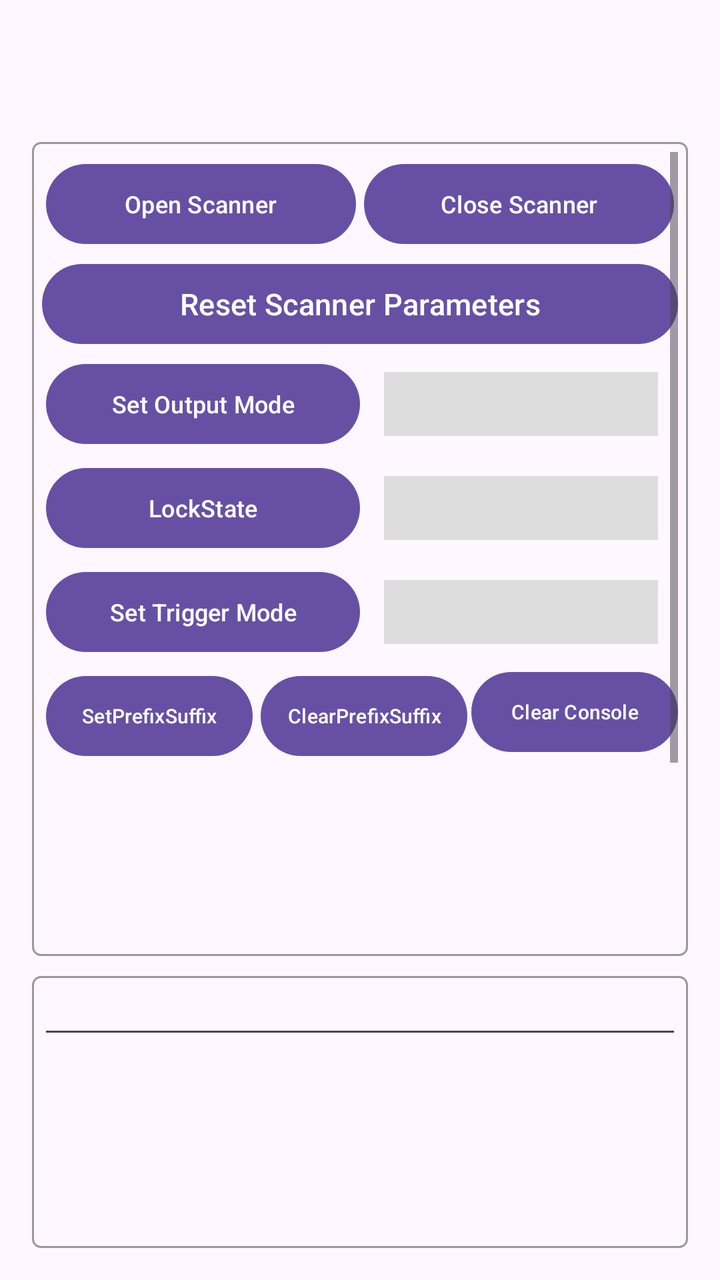
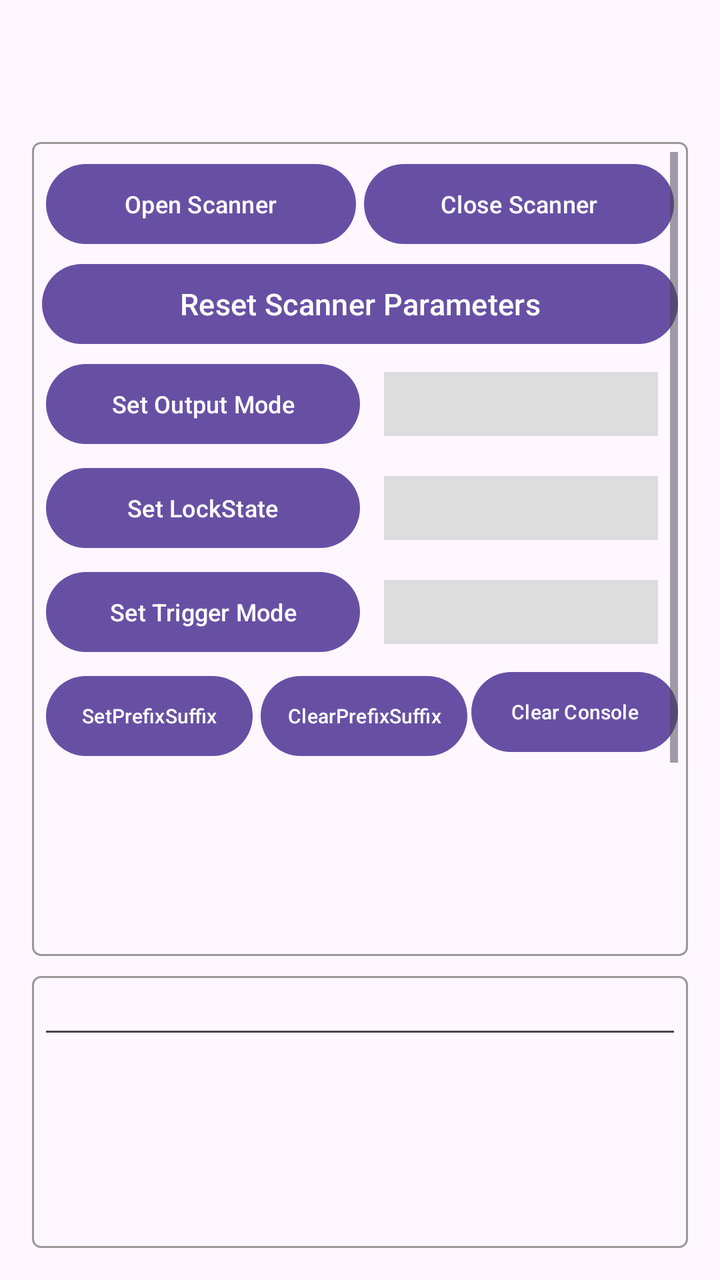

Before-and-after screenshots of an Android layout around one commit, followed by the original layout XML and the change that was made.
<!-- AndroidManifest.xml: application theme Theme.PDAScannerSDKDemo -->
<!-- res/layout/activity_main.xml -->
<?xml version="1.0" encoding="utf-8"?>
<LinearLayout xmlns:android="http://schemas.android.com/apk/res/android"
    xmlns:app="http://schemas.android.com/apk/res-auto"
    xmlns:tools="http://schemas.android.com/tools"
    android:id="@+id/main"
    android:layout_width="match_parent"
    android:layout_height="match_parent"
    android:orientation="vertical"
    android:padding="16dp">

    <FrameLayout
        android:layout_width="match_parent"
        android:layout_height="50dp">

        <TextView
            android:id="@+id/tvScannerOn"
            android:layout_width="match_parent"
            android:layout_height="match_parent"
            android:gravity="center"
            android:text="Scanner is On"
            android:textSize="25sp"
            android:textStyle="bold"
            android:background="#00FF00"
            android:visibility="invisible"/>

        <TextView
            android:id="@+id/tvScannerOff"
            android:layout_width="match_parent"
            android:layout_height="match_parent"
            android:gravity="center"
            android:text="Scanner is Off"
            android:textSize="25sp"
            android:textStyle="bold"
            android:background="#FF0000"
            android:visibility="invisible"/>

    </FrameLayout>

    <ScrollView
        android:layout_width="match_parent"
        android:layout_height="0dp"
        android:layout_weight="3"
        android:background="@drawable/border"
        android:layout_marginTop="5dp"
        android:padding="5dp">

        <LinearLayout
            android:layout_width="match_parent"
            android:layout_height="wrap_content"
            android:orientation="vertical">



            <LinearLayout
                android:layout_width="match_parent"
                android:layout_height="wrap_content"
                android:orientation="horizontal">

                <Button
                    android:id="@+id/btnOpenScanner"
                    android:layout_width="0dp"
                    android:layout_height="wrap_content"
                    android:layout_weight="1"
                    android:text="Open Scanner"
                    android:layout_margin="2dp"
                    android:textSize="12sp"
                    android:padding="0dp"/>


                <Button
                    android:id="@+id/btnCloseScanner"
                    android:layout_width="0dp"
                    android:layout_height="wrap_content"
                    android:layout_weight="1"
                    android:text="Close Scanner"
                    android:layout_margin="2dp"
                    android:textSize="12sp"
                    android:padding="0dp"/>

            </LinearLayout>

            <Button
                android:id="@+id/btnResetScannerParameters"
                android:layout_width="match_parent"
                android:layout_height="wrap_content"
                android:text="Reset Scanner Parameters"
                android:textSize="15sp"
                android:padding="0dp"/>


            <LinearLayout
                android:layout_width="match_parent"
                android:layout_height="wrap_content"
                android:orientation="horizontal">

                <Button
                    android:id="@+id/btnSetOutputMode"
                    android:layout_width="0dp"
                    android:layout_height="wrap_content"
                    android:layout_weight="1"
                    android:text="Set Output Mode"
                    android:layout_margin="2dp"
                    android:textSize="12sp"
                    android:padding="0dp"/>

                <FrameLayout
                    android:layout_width="0dp"
                    android:layout_height="match_parent"
                    android:layout_weight="1"
                    android:layout_gravity="center"
                    android:padding="10dp">

                    <Spinner
                        android:id="@+id/spSetOutputMode"
                        android:layout_width="match_parent"
                        android:layout_height="match_parent"
                        android:background="#DDDDDD"/>

                </FrameLayout>


            </LinearLayout>


            <LinearLayout
                android:layout_width="match_parent"
                android:layout_height="wrap_content"
                android:orientation="horizontal">

                <Button
                    android:id="@+id/btnSetLockState"
                    android:layout_width="0dp"
                    android:layout_height="wrap_content"
                    android:layout_weight="1"
                    android:text="LockState"
                    android:layout_margin="2dp"
                    android:textSize="12sp"
                    android:padding="0dp"/>


                <FrameLayout
                    android:layout_width="0dp"
                    android:layout_height="match_parent"
                    android:layout_weight="1"
                    android:layout_gravity="center"
                    android:padding="10dp">

                    <Spinner
                        android:id="@+id/spSetLockState"
                        android:layout_width="match_parent"
                        android:layout_height="match_parent"
                        android:layout_weight="1"
                        android:background="#DDDDDD"/>

                </FrameLayout>


            </LinearLayout>


            <LinearLayout
                android:layout_width="match_parent"
                android:layout_height="wrap_content"
                android:orientation="horizontal">

                <Button
                    android:id="@+id/btnSetTriggerMode"
                    android:layout_width="0dp"
                    android:layout_height="wrap_content"
                    android:layout_weight="1"
                    android:text="Set Trigger Mode"
                    android:layout_margin="2dp"
                    android:textSize="12sp"
                    android:padding="0dp"/>

                <FrameLayout
                    android:layout_width="0dp"
                    android:layout_height="match_parent"
                    android:layout_weight="1"
                    android:layout_gravity="center"
                    android:padding="10dp">

                    <Spinner
                        android:id="@+id/spSetTriggerMode"
                        android:layout_width="match_parent"
                        android:layout_height="match_parent"
                        android:background="#DDDDDD"/>

                </FrameLayout>

            </LinearLayout>

            <LinearLayout
                android:layout_width="match_parent"
                android:layout_height="wrap_content"
                android:orientation="horizontal">

                <Button
                    android:id="@+id/btnSetPreSuf"
                    android:layout_width="0dp"
                    android:layout_height="wrap_content"
                    android:layout_weight="1"
                    android:text="SetPrefixSuffix"
                    android:layout_margin="2dp"
                    android:textSize="10sp"
                    android:padding="0dp"/>


                <Button
                    android:id="@+id/btnClearPreSuf"
                    android:layout_width="0dp"
                    android:layout_height="wrap_content"
                    android:layout_weight="1"
                    android:text="ClearPrefixSuffix"
                    android:layout_margin="2dp"
                    android:textSize="10sp"
                    android:padding="0dp"/>

                <Button
                    android:id="@+id/btnClearConsole"
                    android:layout_width="0dp"
                    android:layout_height="wrap_content"
                    android:layout_weight="1"
                    android:text="Clear Console"
                    android:textSize="10sp"
                    android:padding="0dp"/>

            </LinearLayout>

            <TextView
                android:id="@+id/tvOCR"
                android:layout_width="match_parent"
                android:layout_height="wrap_content"
                android:textSize="12sp"/>

            <ImageView
                android:id="@+id/ivScanImage"
                android:layout_width="match_parent"
                android:layout_height="200dp"
                android:scaleType="fitCenter"/>

        </LinearLayout>

    </ScrollView>

    <View
        android:layout_width="match_parent"
        android:layout_height="10dp"/>

    <ScrollView
        android:layout_width="match_parent"
        android:layout_height="0dp"
        android:layout_weight="1"
        android:background="@drawable/border">

        <LinearLayout
            android:layout_width="match_parent"
            android:layout_height="wrap_content"
            android:orientation="vertical">

            <EditText
                android:id="@+id/etTextBox"
                android:layout_width="match_parent"
                android:layout_height="wrap_content"
                android:textSize="12sp"/>

            <TextView
                android:id="@+id/tvResult"
                android:layout_width="match_parent"
                android:layout_height="wrap_content"
                android:textSize="12sp"/>

        </LinearLayout>



    </ScrollView>

</LinearLayout>
<!-- resources referenced by this layout -->
<resources>
  <!-- drawable border (drawable) -->
  <?xml version="1.0" encoding="utf-8"?>
  <shape xmlns:android="http://schemas.android.com/apk/res/android">
  
      <stroke android:color="#999999" android:width="1dp"/>
      <corners android:radius="4dp"/>
      <padding android:top="3dp" android:right="3dp" android:left="3dp" android:bottom="3dp"/>
  
  </shape>
  <style name="Theme.PDAScannerSDKDemo" parent="Base.Theme.PDAScannerSDKDemo" />
  <style name="Base.Theme.PDAScannerSDKDemo" parent="Theme.Material3.DayNight.NoActionBar">
          
          
      </style>
</resources>

<!-- the commit's change to res/layout/activity_main.xml (unified diff, before → after) -->
@@ -132,7 +132,7 @@
                     android:layout_width="0dp"
                     android:layout_height="wrap_content"
                     android:layout_weight="1"
-                    android:text="LockState"
+                    android:text="Set LockState"
                     android:layout_margin="2dp"
                     android:textSize="12sp"
                     android:padding="0dp"/>
